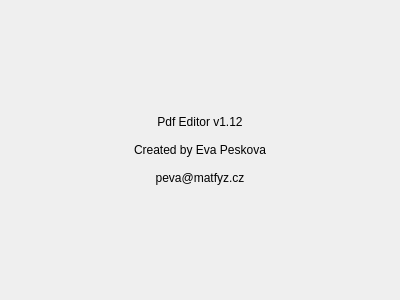
This is src/gui/aboutDialog.ui in nullishzero/PDFEdit as Qt 5 draws it before an edit. The edited form follows.
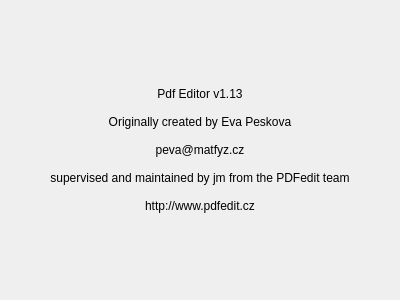
This is the edited form.

Commit message: http://pdfedit.petricek.net/bt/view.php?id=374, added newest xpdf 'fix', affected all previous versions of pdfedit

Patch:
```diff
--- a/src/gui/aboutDialog.ui
+++ b/src/gui/aboutDialog.ui
@@ -17,11 +17,15 @@
    <item>
     <widget class="QLabel" name="info">
      <property name="text">
-      <string>Pdf Editor v1.12
+      <string>Pdf Editor v1.13
 
- Created by Eva Peskova 
+ Originally created by Eva Peskova 
 
-peva@matfyz.cz</string>
+peva@matfyz.cz
+
+supervised and maintained by jm from the PDFedit team
+
+http://www.pdfedit.cz</string>
      </property>
      <property name="alignment">
       <set>Qt::AlignCenter</set>
```
The commit also changes 4 other files.
